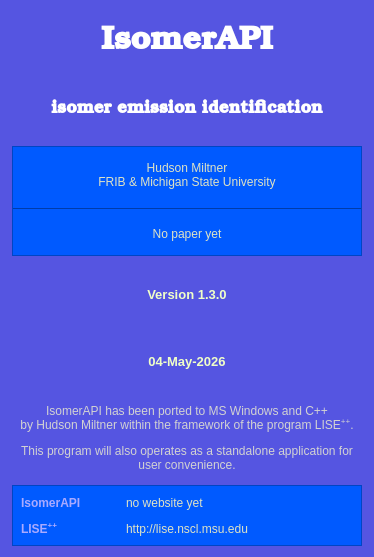
Qt form w_about.ui (LISEcute/IsomerAPI) before a commit.
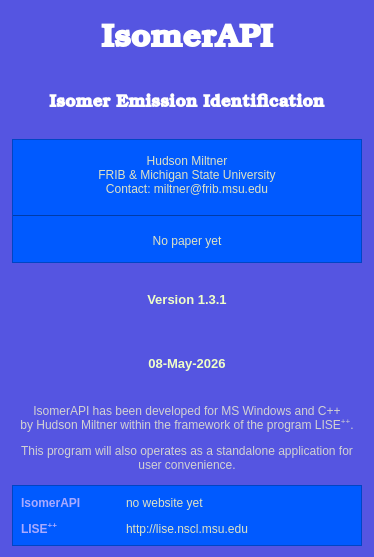
The same form after that commit. Icons and pictures are not drawn.

Commit message: small update, selected isotopes and about button working

Patch:
```diff
--- a/w_about.ui
+++ b/w_about.ui
@@ -152,7 +152,7 @@
 margin: 0px;</string>
      </property>
      <property name="text">
-      <string>isomer emission identification</string>
+      <string>Isomer Emission Identification</string>
      </property>
      <property name="alignment">
       <set>Qt::AlignmentFlag::AlignCenter</set>
@@ -173,7 +173,7 @@
       <enum>QFrame::Shape::StyledPanel</enum>
      </property>
      <property name="text">
-      <string>&lt;html&gt;&lt;head/&gt;&lt;body&gt;&lt;p&gt;&lt;br/&gt;Hudson Miltner&lt;br/&gt;FRIB &amp;amp; Michigan State University&lt;/p&gt;&lt;hr/&gt;&lt;p&gt;No paper yet&lt;br/&gt;&lt;/p&gt;&lt;/body&gt;&lt;/html&gt;</string>
+      <string>&lt;html&gt;&lt;head/&gt;&lt;body&gt;&lt;p&gt;&lt;br/&gt;Hudson Miltner&lt;br/&gt;FRIB &amp;amp; Michigan State University&lt;br/&gt;Contact: miltner@frib.msu.edu&lt;/p&gt;&lt;hr/&gt;&lt;p&gt;No paper yet&lt;br/&gt;&lt;/p&gt;&lt;/body&gt;&lt;/html&gt;</string>
      </property>
      <property name="alignment">
       <set>Qt::AlignmentFlag::AlignCenter</set>
@@ -196,7 +196,7 @@
       <string notr="true">color: rgb(240, 255, 200);</string>
      </property>
      <property name="text">
-      <string>Version 1.3.0</string>
+      <string>Version 1.3.1</string>
      </property>
      <property name="alignment">
       <set>Qt::AlignmentFlag::AlignCenter</set>
@@ -216,7 +216,7 @@
       <string notr="true">color: rgb(240, 255, 200);</string>
      </property>
      <property name="text">
-      <string>04-May-2026</string>
+      <string>08-May-2026</string>
      </property>
      <property name="alignment">
       <set>Qt::AlignmentFlag::AlignCenter</set>
@@ -236,7 +236,7 @@
 color: rgb(210, 210, 210);</string>
      </property>
      <property name="text">
-      <string>&lt;html&gt;&lt;head/&gt;&lt;body&gt;&lt;p&gt;IsomerAPI has been ported to MS Windows and C++&lt;br/&gt;by Hudson Miltner within the framework of the program LISE&lt;span style=&quot; vertical-align:super;&quot;&gt;++&lt;/span&gt;.&lt;/p&gt;&lt;p&gt;This program will also operates as a standalone application for user convenience.&lt;/p&gt;&lt;/body&gt;&lt;/html&gt;</string>
+      <string>&lt;html&gt;&lt;head/&gt;&lt;body&gt;&lt;p&gt;IsomerAPI has been developed for MS Windows and C++&lt;br/&gt;by Hudson Miltner within the framework of the program LISE&lt;span style=&quot; vertical-align:super;&quot;&gt;++&lt;/span&gt;.&lt;/p&gt;&lt;p&gt;This program will also operates as a standalone application for user convenience.&lt;/p&gt;&lt;/body&gt;&lt;/html&gt;</string>
      </property>
      <property name="alignment">
       <set>Qt::AlignmentFlag::AlignCenter</set>
```
The commit also changes 7 other files.
